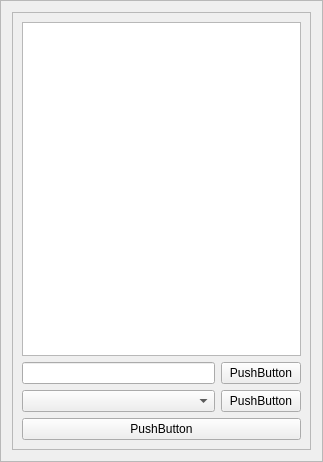
Before: the Qt Designer form slacx/slacxui/list_builder.ui in slaclab/paws, drawn with Qt 5.
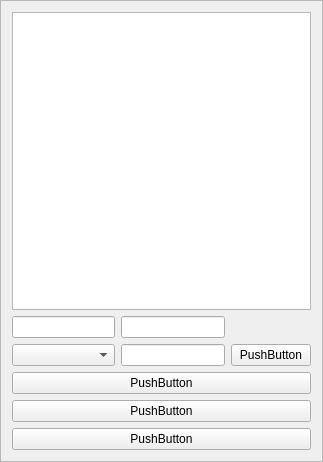
After: the same form once the commit is applied.

Commit message: use with caution. building a list as input is now supported, rebuilt op input loading in the process. rebuilt operation input loading, meanwhile. fixed some bugs, probably broke some bugs too.

The edit to the form file:
```diff
--- a/slacx/slacxui/list_builder.ui
+++ b/slacx/slacxui/list_builder.ui
@@ -19,49 +19,50 @@
   <property name="frameShadow">
    <enum>QFrame::Raised</enum>
   </property>
-  <layout class="QHBoxLayout" name="horizontalLayout">
-   <item>
-    <widget class="QFrame" name="entry_frame">
-     <property name="frameShape">
-      <enum>QFrame::StyledPanel</enum>
-     </property>
-     <property name="frameShadow">
-      <enum>QFrame::Raised</enum>
-     </property>
      <layout class="QGridLayout" name="gridLayout">
-      <item row="1" column="0">
-       <widget class="QLineEdit" name="value"/>
-      </item>
-      <item row="1" column="1">
+   <item row="2" column="2">
        <widget class="QPushButton" name="browse_button">
         <property name="text">
          <string>PushButton</string>
         </property>
        </widget>
       </item>
-      <item row="4" column="0" colspan="2">
-       <widget class="QPushButton" name="finish_button">
-        <property name="text">
-         <string>PushButton</string>
-        </property>
-       </widget>
-      </item>
-      <item row="2" column="0">
-       <widget class="QComboBox" name="type"/>
-      </item>
-      <item row="2" column="1">
+   <item row="4" column="0" colspan="3">
        <widget class="QPushButton" name="load_button">
         <property name="text">
          <string>PushButton</string>
         </property>
        </widget>
       </item>
-      <item row="0" column="0" colspan="2">
-       <widget class="QListView" name="list"/>
-      </item>
-     </layout>
+   <item row="2" column="1">
+    <widget class="QLineEdit" name="value_entry"/>
+   </item>
+   <item row="2" column="0">
+    <widget class="QComboBox" name="type_selector"/>
+   </item>
+   <item row="6" column="0" colspan="3">
+    <widget class="QPushButton" name="finish_button">
+     <property name="text">
+      <string>PushButton</string>
+     </property>
     </widget>
    </item>
+   <item row="5" column="0" colspan="3">
+    <widget class="QPushButton" name="remove_button">
+     <property name="text">
+      <string>PushButton</string>
+     </property>
+    </widget>
+   </item>
+   <item row="0" column="0" colspan="3">
+    <widget class="QTreeView" name="list_view"/>
+   </item>
+   <item row="1" column="0">
+    <widget class="QLineEdit" name="type_header"/>
+   </item>
+   <item row="1" column="1">
+    <widget class="QLineEdit" name="value_header"/>
+   </item>
   </layout>
  </widget>
  <resources/>
```
Left out of the diff: 4 changed lines with no effect on the pictures. Lines whose indentation alone changed are shown as unchanged. The commit also changes 9 other files.
